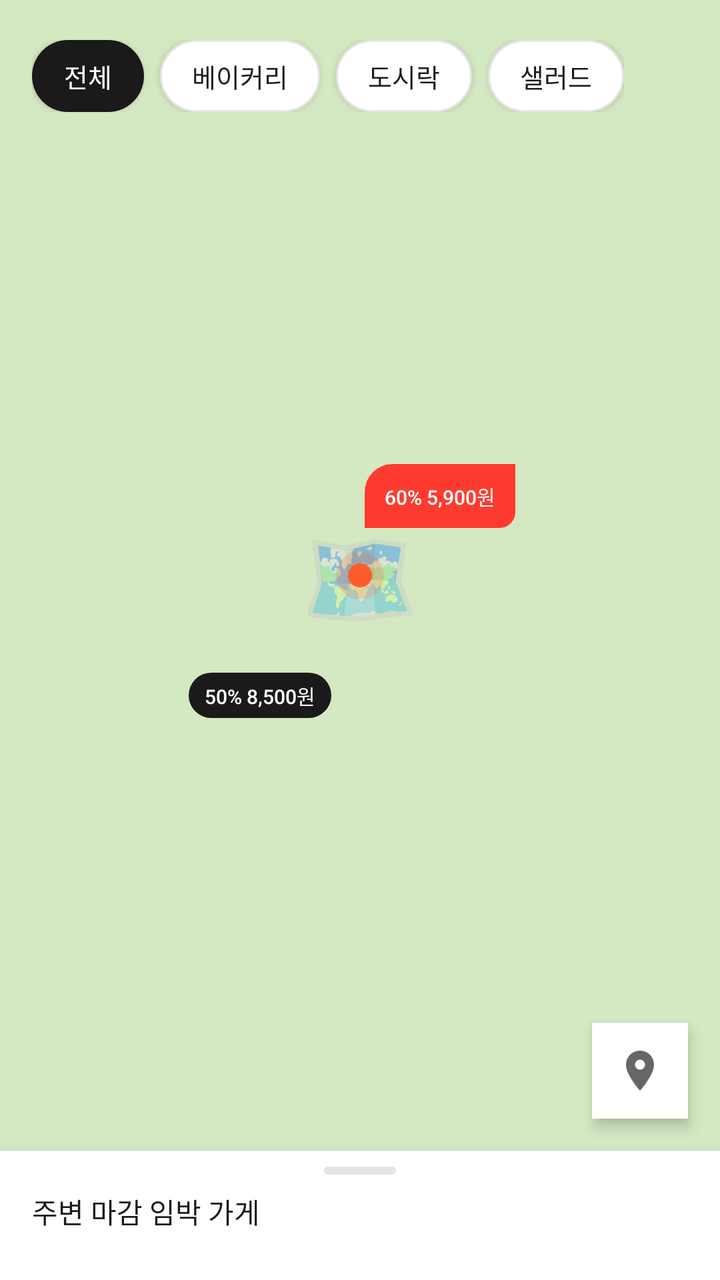
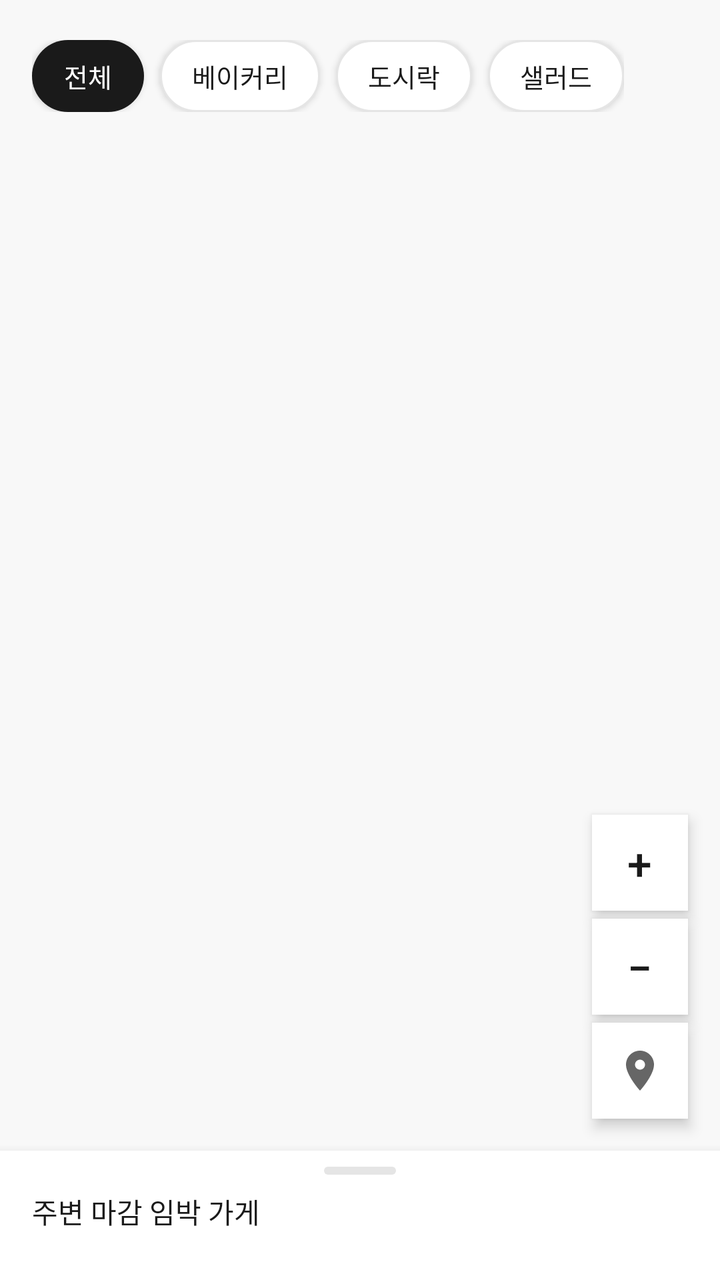

Screens rendered from an Android XML layout before and after an edit, with the pre-edit source and the edit as a unified diff.
<!-- AndroidManifest.xml: application theme Theme.Deuktemsiru -->
<!-- res/layout/fragment_map.xml -->
<?xml version="1.0" encoding="utf-8"?>
<androidx.constraintlayout.widget.ConstraintLayout
    xmlns:android="http://schemas.android.com/apk/res/android"
    xmlns:app="http://schemas.android.com/apk/res-auto"
    android:layout_width="match_parent"
    android:layout_height="match_parent"
    android:background="@color/color_surface">

    
    <FrameLayout
        android:id="@+id/fl_map"
        android:layout_width="0dp"
        android:layout_height="0dp"
        android:background="#D4E8C2"
        app:layout_constraintTop_toTopOf="parent"
        app:layout_constraintBottom_toTopOf="@id/ll_bottom_sheet"
        app:layout_constraintStart_toStartOf="parent"
        app:layout_constraintEnd_toEndOf="parent">

        
        <GridLayout
            android:layout_width="match_parent"
            android:layout_height="match_parent"
            android:columnCount="4"
            android:rowCount="6"
            android:alpha="0.3">
        </GridLayout>

        <TextView
            android:layout_width="wrap_content"
            android:layout_height="wrap_content"
            android:layout_gravity="center"
            android:text="🗺️"
            android:textSize="48sp"
            android:alpha="0.4" />

        
        <FrameLayout
            android:layout_width="wrap_content"
            android:layout_height="wrap_content"
            android:layout_gravity="center"
            android:layout_marginStart="40dp"
            android:layout_marginTop="-40dp">

            <LinearLayout
                android:layout_width="wrap_content"
                android:layout_height="32dp"
                android:orientation="horizontal"
                android:gravity="center"
                android:paddingHorizontal="10dp"
                android:background="@drawable/bg_discount_badge">

                <TextView
                    android:layout_width="wrap_content"
                    android:layout_height="wrap_content"
                    android:text="60% 5,900원"
                    android:textSize="10sp"
                    android:fontFamily="sans-serif-medium"
                    android:textColor="@color/white" />
            </LinearLayout>
        </FrameLayout>

        <FrameLayout
            android:layout_width="wrap_content"
            android:layout_height="wrap_content"
            android:layout_gravity="center"
            android:layout_marginEnd="50dp"
            android:layout_marginTop="60dp">

            <LinearLayout
                android:layout_width="wrap_content"
                android:layout_height="32dp"
                android:orientation="horizontal"
                android:gravity="center"
                android:paddingHorizontal="10dp">

                <TextView
                    android:layout_width="wrap_content"
                    android:layout_height="wrap_content"
                    android:text="50% 8,500원"
                    android:textSize="10sp"
                    android:fontFamily="sans-serif-medium"
                    android:textColor="@color/white"
                    android:background="@drawable/bg_chip_selected"
                    android:paddingHorizontal="8dp"
                    android:paddingVertical="4dp" />
            </LinearLayout>
        </FrameLayout>

        
        <FrameLayout
            android:layout_width="24dp"
            android:layout_height="24dp"
            android:layout_gravity="center">

            <View
                android:layout_width="match_parent"
                android:layout_height="match_parent"
                android:alpha="0.2"
                android:background="@drawable/bg_timer_circle" />

            <View
                android:layout_width="12dp"
                android:layout_height="12dp"
                android:layout_gravity="center"
                android:background="@drawable/bg_timer_circle" />
        </FrameLayout>
    </FrameLayout>

    
    <HorizontalScrollView
        android:id="@+id/hsv_categories"
        android:layout_width="0dp"
        android:layout_height="wrap_content"
        android:scrollbars="none"
        android:paddingHorizontal="@dimen/spacing_lg"
        android:layout_marginTop="@dimen/spacing_lg"
        app:layout_constraintTop_toTopOf="parent"
        app:layout_constraintStart_toStartOf="parent"
        app:layout_constraintEnd_toEndOf="parent">

        <LinearLayout
            android:layout_width="wrap_content"
            android:layout_height="wrap_content"
            android:orientation="horizontal"
            android:gravity="center_vertical"
            android:paddingVertical="4dp">

            <TextView
                android:layout_width="wrap_content"
                android:layout_height="36dp"
                android:gravity="center"
                android:paddingHorizontal="16dp"
                android:text="전체"
                android:textSize="13sp"
                android:fontFamily="sans-serif-medium"
                android:textColor="@color/white"
                android:background="@drawable/bg_chip_selected"
                android:layout_marginEnd="8dp"
                android:elevation="2dp" />

            <TextView
                android:layout_width="wrap_content"
                android:layout_height="36dp"
                android:gravity="center"
                android:paddingHorizontal="16dp"
                android:text="베이커리"
                android:textSize="13sp"
                android:textColor="@color/color_text"
                android:background="@drawable/bg_chip_unselected"
                android:layout_marginEnd="8dp"
                android:elevation="2dp" />

            <TextView
                android:layout_width="wrap_content"
                android:layout_height="36dp"
                android:gravity="center"
                android:paddingHorizontal="16dp"
                android:text="도시락"
                android:textSize="13sp"
                android:textColor="@color/color_text"
                android:background="@drawable/bg_chip_unselected"
                android:layout_marginEnd="8dp"
                android:elevation="2dp" />

            <TextView
                android:layout_width="wrap_content"
                android:layout_height="36dp"
                android:gravity="center"
                android:paddingHorizontal="16dp"
                android:text="샐러드"
                android:textSize="13sp"
                android:textColor="@color/color_text"
                android:background="@drawable/bg_chip_unselected"
                android:elevation="2dp" />
        </LinearLayout>
    </HorizontalScrollView>

    
    <FrameLayout
        android:id="@+id/btn_my_location"
        android:layout_width="48dp"
        android:layout_height="48dp"
        android:layout_margin="@dimen/spacing_lg"
        android:background="@color/white"
        android:elevation="4dp"
        android:foreground="?attr/selectableItemBackgroundBorderless"
        app:layout_constraintEnd_toEndOf="parent"
        app:layout_constraintBottom_toTopOf="@id/ll_bottom_sheet">

        <ImageView
            android:layout_width="24dp"
            android:layout_height="24dp"
            android:layout_gravity="center"
            android:src="@drawable/ic_location"
            android:contentDescription="현재 위치" />
    </FrameLayout>

    
    <LinearLayout
        android:id="@+id/ll_bottom_sheet"
        android:layout_width="0dp"
        android:layout_height="wrap_content"
        android:orientation="vertical"
        android:background="@color/white"
        android:elevation="8dp"
        app:layout_constraintBottom_toBottomOf="parent"
        app:layout_constraintStart_toStartOf="parent"
        app:layout_constraintEnd_toEndOf="parent">

        
        <View
            android:layout_width="36dp"
            android:layout_height="4dp"
            android:layout_gravity="center_horizontal"
            android:layout_marginTop="8dp"
            android:layout_marginBottom="8dp"
            android:background="@drawable/bg_progress_track" />

        <TextView
            android:layout_width="wrap_content"
            android:layout_height="wrap_content"
            android:layout_marginHorizontal="@dimen/spacing_lg"
            android:layout_marginBottom="8dp"
            android:text="주변 마감 임박 가게"
            android:textSize="@dimen/text_body"
            android:fontFamily="sans-serif-medium"
            android:textColor="@color/color_text" />

        <HorizontalScrollView
            android:layout_width="match_parent"
            android:layout_height="wrap_content"
            android:scrollbars="none"
            android:paddingHorizontal="@dimen/spacing_lg"
            android:paddingBottom="16dp"
            android:clipToPadding="false">

            <LinearLayout
                android:id="@+id/ll_map_stores"
                android:layout_width="wrap_content"
                android:layout_height="wrap_content"
                android:orientation="horizontal" />
        </HorizontalScrollView>
    </LinearLayout>

</androidx.constraintlayout.widget.ConstraintLayout>
<!-- resources referenced by this layout -->
<resources>
  <color name="color_surface">#F8F8F8</color>
  <color name="color_text">#1A1A1A</color>
  <color name="white">#FFFFFFFF</color>
  <dimen name="spacing_lg">16dp</dimen>
  <dimen name="text_body">14sp</dimen>
  <!-- drawable bg_chip_selected (drawable) -->
  <?xml version="1.0" encoding="utf-8"?>
  <shape xmlns:android="http://schemas.android.com/apk/res/android"
      android:shape="rectangle">
      <solid android:color="@color/color_text" />
      <corners android:radius="@dimen/radius_pill" />
  </shape>
  <!-- drawable bg_chip_unselected (drawable) -->
  <?xml version="1.0" encoding="utf-8"?>
  <shape xmlns:android="http://schemas.android.com/apk/res/android"
      android:shape="rectangle">
      <solid android:color="@color/white" />
      <stroke
          android:width="1dp"
          android:color="@color/color_border" />
      <corners android:radius="@dimen/radius_pill" />
  </shape>
  <!-- drawable bg_discount_badge (drawable) -->
  <?xml version="1.0" encoding="utf-8"?>
  <shape xmlns:android="http://schemas.android.com/apk/res/android"
      android:shape="rectangle">
      <solid android:color="@color/danger" />
      <corners
          android:topLeftRadius="@dimen/radius_lg"
          android:topRightRadius="0dp"
          android:bottomLeftRadius="0dp"
          android:bottomRightRadius="@dimen/radius_sm" />
  </shape>
  <!-- drawable bg_progress_track (drawable) -->
  <?xml version="1.0" encoding="utf-8"?>
  <shape xmlns:android="http://schemas.android.com/apk/res/android"
      android:shape="rectangle">
      <solid android:color="@color/color_border" />
      <corners android:radius="@dimen/radius_pill" />
  </shape>
  <!-- drawable bg_timer_circle (drawable) -->
  <?xml version="1.0" encoding="utf-8"?>
  <shape xmlns:android="http://schemas.android.com/apk/res/android"
      android:shape="oval">
      <solid android:color="@color/primary" />
  </shape>
  <!-- drawable ic_location (drawable) -->
  <vector xmlns:android="http://schemas.android.com/apk/res/android"
      android:width="14dp"
      android:height="14dp"
      android:viewportWidth="24"
      android:viewportHeight="24">
      <path
          android:fillColor="#666666"
          android:pathData="M12,2C8.13,2 5,5.13 5,9c0,5.25 7,13 7,13s7,-7.75 7,-13C19,5.13 15.87,2 12,2zM12,11.5c-1.38,0 -2.5,-1.12 -2.5,-2.5s1.12,-2.5 2.5,-2.5 2.5,1.12 2.5,2.5 -1.12,2.5 -2.5,2.5z" />
  </vector>
  <style name="Theme.Deuktemsiru" parent="Base.Theme.Deuktemsiru" />
  <dimen name="radius_pill">999dp</dimen>
  <color name="color_border">#E5E5E5</color>
  <color name="danger">#FF3B30</color>
  <dimen name="radius_lg">14dp</dimen>
  <dimen name="radius_sm">8dp</dimen>
  <color name="primary">#FF5C2E</color>
  <style name="Base.Theme.Deuktemsiru" parent="Theme.Material3.DayNight.NoActionBar">
          <item name="colorPrimary">@color/primary</item>
          <item name="colorPrimaryVariant">@color/primary_dark</item>
          <item name="colorOnPrimary">@color/white</item>
          <item name="colorSecondary">@color/primary</item>
          <item name="colorSurface">@color/white</item>
          <item name="android:colorBackground">@color/white</item>
          <item name="android:statusBarColor" tools:targetApi="l">@color/white</item>
          <item name="android:windowLightStatusBar" tools:targetApi="m">true</item>
          <item name="android:fontFamily">sans-serif</item>
      </style>
  <color name="primary_dark">#6B2B12</color>
</resources>

<!-- the commit's change to res/layout/fragment_map.xml (unified diff, before → after) -->
@@ -6,106 +6,14 @@
     android:layout_height="match_parent"
     android:background="@color/color_surface">
 
-    
-    <FrameLayout
-        android:id="@+id/fl_map"
+    <FrameLayout
+        android:id="@+id/map_container"
         android:layout_width="0dp"
         android:layout_height="0dp"
-        android:background="#D4E8C2"
         app:layout_constraintTop_toTopOf="parent"
         app:layout_constraintBottom_toTopOf="@id/ll_bottom_sheet"
         app:layout_constraintStart_toStartOf="parent"
-        app:layout_constraintEnd_toEndOf="parent">
-
-        
-        <GridLayout
-            android:layout_width="match_parent"
-            android:layout_height="match_parent"
-            android:columnCount="4"
-            android:rowCount="6"
-            android:alpha="0.3">
-        </GridLayout>
-
-        <TextView
-            android:layout_width="wrap_content"
-            android:layout_height="wrap_content"
-            android:layout_gravity="center"
-            android:text="🗺️"
-            android:textSize="48sp"
-            android:alpha="0.4" />
-
-        
-        <FrameLayout
-            android:layout_width="wrap_content"
-            android:layout_height="wrap_content"
-            android:layout_gravity="center"
-            android:layout_marginStart="40dp"
-            android:layout_marginTop="-40dp">
-
-            <LinearLayout
-                android:layout_width="wrap_content"
-                android:layout_height="32dp"
-                android:orientation="horizontal"
-                android:gravity="center"
-                android:paddingHorizontal="10dp"
-                android:background="@drawable/bg_discount_badge">
-
-                <TextView
-                    android:layout_width="wrap_content"
-                    android:layout_height="wrap_content"
-                    android:text="60% 5,900원"
-                    android:textSize="10sp"
-                    android:fontFamily="sans-serif-medium"
-                    android:textColor="@color/white" />
-            </LinearLayout>
-        </FrameLayout>
-
-        <FrameLayout
-            android:layout_width="wrap_content"
-            android:layout_height="wrap_content"
-            android:layout_gravity="center"
-            android:layout_marginEnd="50dp"
-            android:layout_marginTop="60dp">
-
-            <LinearLayout
-                android:layout_width="wrap_content"
-                android:layout_height="32dp"
-                android:orientation="horizontal"
-                android:gravity="center"
-                android:paddingHorizontal="10dp">
-
-                <TextView
-                    android:layout_width="wrap_content"
-                    android:layout_height="wrap_content"
-                    android:text="50% 8,500원"
-                    android:textSize="10sp"
-                    android:fontFamily="sans-serif-medium"
-                    android:textColor="@color/white"
-                    android:background="@drawable/bg_chip_selected"
-                    android:paddingHorizontal="8dp"
-                    android:paddingVertical="4dp" />
-            </LinearLayout>
-        </FrameLayout>
-
-        
-        <FrameLayout
-            android:layout_width="24dp"
-            android:layout_height="24dp"
-            android:layout_gravity="center">
-
-            <View
-                android:layout_width="match_parent"
-                android:layout_height="match_parent"
-                android:alpha="0.2"
-                android:background="@drawable/bg_timer_circle" />
-
-            <View
-                android:layout_width="12dp"
-                android:layout_height="12dp"
-                android:layout_gravity="center"
-                android:background="@drawable/bg_timer_circle" />
-        </FrameLayout>
-    </FrameLayout>
+        app:layout_constraintEnd_toEndOf="parent" />
 
     
     <HorizontalScrollView
@@ -178,10 +86,57 @@
 
     
     <FrameLayout
+        android:id="@+id/btn_zoom_in"
+        android:layout_width="48dp"
+        android:layout_height="48dp"
+        android:layout_marginEnd="@dimen/spacing_lg"
+        android:layout_marginBottom="4dp"
+        android:background="@color/white"
+        android:elevation="4dp"
+        android:foreground="?attr/selectableItemBackgroundBorderless"
+        app:layout_constraintEnd_toEndOf="parent"
+        app:layout_constraintBottom_toTopOf="@id/btn_zoom_out">
+
+        <TextView
+            android:layout_width="wrap_content"
+            android:layout_height="wrap_content"
+            android:layout_gravity="center"
+            android:text="+"
+            android:textSize="22sp"
+            android:textColor="@color/color_text"
+            android:fontFamily="sans-serif-medium" />
+    </FrameLayout>
+
+    
+    <FrameLayout
+        android:id="@+id/btn_zoom_out"
+        android:layout_width="48dp"
+        android:layout_height="48dp"
+        android:layout_marginEnd="@dimen/spacing_lg"
+        android:layout_marginBottom="4dp"
+        android:background="@color/white"
+        android:elevation="4dp"
+        android:foreground="?attr/selectableItemBackgroundBorderless"
+        app:layout_constraintEnd_toEndOf="parent"
+        app:layout_constraintBottom_toTopOf="@id/btn_my_location">
+
+        <TextView
+            android:layout_width="wrap_content"
+            android:layout_height="wrap_content"
+            android:layout_gravity="center"
+            android:text="−"
+            android:textSize="22sp"
+            android:textColor="@color/color_text"
+            android:fontFamily="sans-serif-medium" />
+    </FrameLayout>
+
+    
+    <FrameLayout
         android:id="@+id/btn_my_location"
         android:layout_width="48dp"
         android:layout_height="48dp"
-        android:layout_margin="@dimen/spacing_lg"
+        android:layout_marginEnd="@dimen/spacing_lg"
+        android:layout_marginBottom="@dimen/spacing_lg"
         android:background="@color/white"
         android:elevation="4dp"
         android:foreground="?attr/selectableItemBackgroundBorderless"
<!-- resource entries referenced after the edit -->
@@ -22,29 +22,12 @@
           android:color="@color/color_border" />
       <corners android:radius="@dimen/radius_pill" />
   </shape>
-  <!-- drawable bg_discount_badge (drawable) -->
-  <?xml version="1.0" encoding="utf-8"?>
-  <shape xmlns:android="http://schemas.android.com/apk/res/android"
-      android:shape="rectangle">
-      <solid android:color="@color/danger" />
-      <corners
-          android:topLeftRadius="@dimen/radius_lg"
-          android:topRightRadius="0dp"
-          android:bottomLeftRadius="0dp"
-          android:bottomRightRadius="@dimen/radius_sm" />
-  </shape>
   <!-- drawable bg_progress_track (drawable) -->
   <?xml version="1.0" encoding="utf-8"?>
   <shape xmlns:android="http://schemas.android.com/apk/res/android"
       android:shape="rectangle">
       <solid android:color="@color/color_border" />
       <corners android:radius="@dimen/radius_pill" />
-  </shape>
-  <!-- drawable bg_timer_circle (drawable) -->
-  <?xml version="1.0" encoding="utf-8"?>
-  <shape xmlns:android="http://schemas.android.com/apk/res/android"
-      android:shape="oval">
-      <solid android:color="@color/primary" />
   </shape>
   <!-- drawable ic_location (drawable) -->
   <vector xmlns:android="http://schemas.android.com/apk/res/android"
@@ -59,9 +42,6 @@
   <style name="Theme.Deuktemsiru" parent="Base.Theme.Deuktemsiru" />
   <dimen name="radius_pill">999dp</dimen>
   <color name="color_border">#E5E5E5</color>
-  <color name="danger">#FF3B30</color>
-  <dimen name="radius_lg">14dp</dimen>
-  <dimen name="radius_sm">8dp</dimen>
   <color name="primary">#FF5C2E</color>
   <style name="Base.Theme.Deuktemsiru" parent="Theme.Material3.DayNight.NoActionBar">
           <item name="colorPrimary">@color/primary</item>
